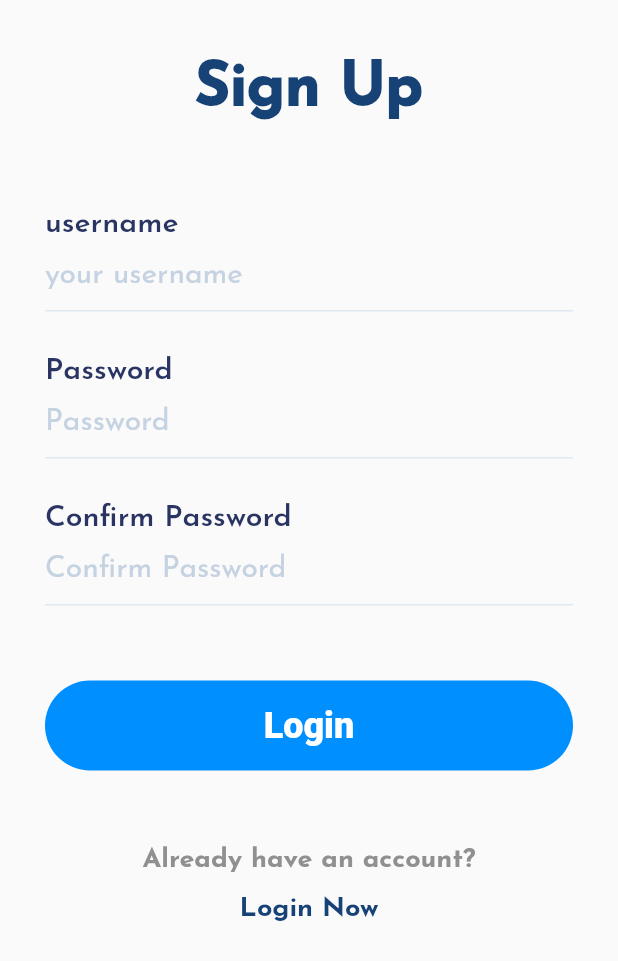
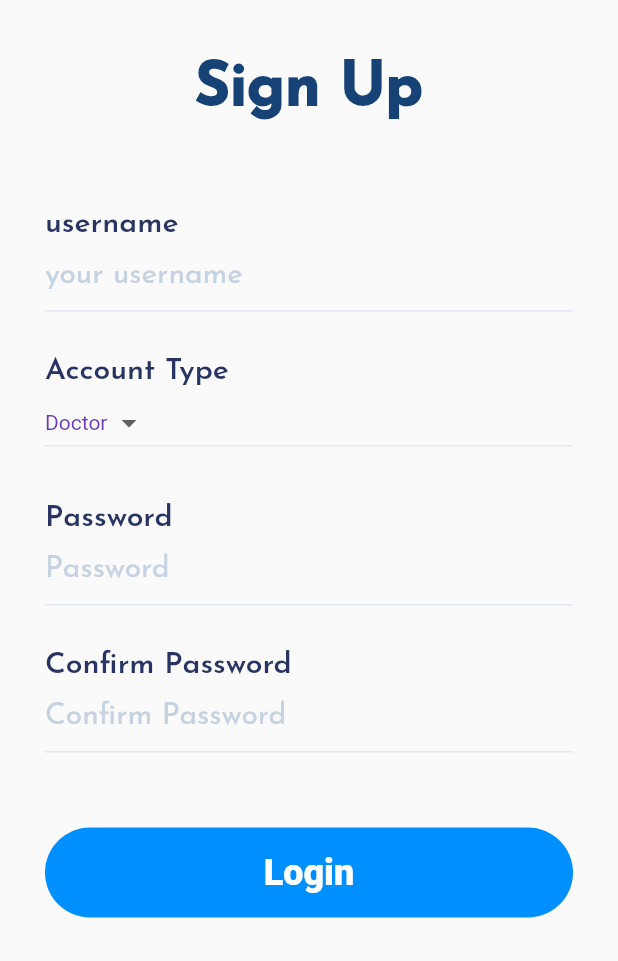
Before and after one commit to WenhaoLu-hub/SEPT_TEAM_BASH_PROJECT, a Flutter app: the SignUp screen opened directly, on a phone screen of 412 x 824 dp, the part 275-1236 px from its top. Run offline on Flutter 3.47's test engine with Material 2 defaults, Android fonts, the light colour scheme and no system bars; our stand-ins replace google_fonts.

Commit message:
add an acount type selector on sign up page

```diff
--- a/flutter_frontend/lib/Screens/login/login.dart
+++ b/flutter_frontend/lib/Screens/login/login.dart
@@ -63,7 +63,7 @@ class Login extends StatelessWidget {
                 press: () {
                   Navigator.of(context).push(
                     MaterialPageRoute(
-                      builder: (context) => const SignUp(),
+                      builder: (context) => SignUp(),
                     ),
                   );
                 },
--- a/flutter_frontend/lib/Screens/signup/signup.dart
+++ b/flutter_frontend/lib/Screens/signup/signup.dart
@@ -7,8 +7,12 @@ import 'package:team_bash_project/Screens/login/login.dart';
 import '../components/customizedTextButton.dart';
 import '../components/textFieldContainer.dart';
 
+var list = <String>["Doctor", "Patient"];
+
 class SignUp extends StatelessWidget {
   const SignUp({Key? key}) : super(key: key);
+  // String valueChoose;
+  // List listitem = ["doctor","patient"];
 
   @override
   Widget build(BuildContext context) {
@@ -42,6 +46,10 @@ class SignUp extends StatelessWidget {
               const SizedBox(
                 height: 30,
               ),
+              DropDownButtonSelector(),
+              const SizedBox(
+                height: 30,
+              ),
               const TextFieldContainer(
                 title: "Password",
                 hintText: "Password",
@@ -62,8 +70,7 @@ class SignUp extends StatelessWidget {
               const SizedBox(
                 height: 50,
               ),
-              _signUpLabel(
-                  "Already have an account?", const Color(0xff909090)),
+              _signUpLabel("Already have an account?", const Color(0xff909090)),
               CustomizedTextButton(
                 label: "Login Now",
                 fontSize: 18,
@@ -82,6 +89,59 @@ class SignUp extends StatelessWidget {
         ),
       ),
     ));
+  }
+}
+
+class DropDownButtonSelector extends StatefulWidget {
+  const DropDownButtonSelector({Key? key}) : super(key: key);
+  @override
+  State<StatefulWidget> createState() {
+    return _DropDownButtonState();
+  }
+}
+
+class _DropDownButtonState extends State<DropDownButtonSelector> {
+  String dropdownValue = list.first;
+
+  @override
+  Widget build(BuildContext context) {
+    return Column(
+      crossAxisAlignment: CrossAxisAlignment.start,
+      children: [
+        Text(
+          "Account Type",
+          style: GoogleFonts.josefinSans(
+              textStyle: const TextStyle(
+                  color: Color(0xff293462),
+                  fontWeight: FontWeight.w600,
+                  fontSize: 20)),
+        ),
+        Container(
+          width: double.infinity,
+          child: DropdownButton(
+            value: dropdownValue,
+            //  icon: const Icon(Icons.arrow_downward),
+            elevation: 16,
+            style: const TextStyle(color: Colors.deepPurple),
+            underline: Container(
+              height: 1,
+              color: const Color(0xffdfe8f3),
+            ),
+            items: list
+                .map((value) => DropdownMenuItem(
+                      value: value,
+                      child: Text(value),
+                    ))
+                .toList(),
+            onChanged: (String? value) {
+              setState(() {
+                dropdownValue = value!;
+              });
+            },
+          ),
+        ),
+      ],
+    );
   }
 }
 
```
